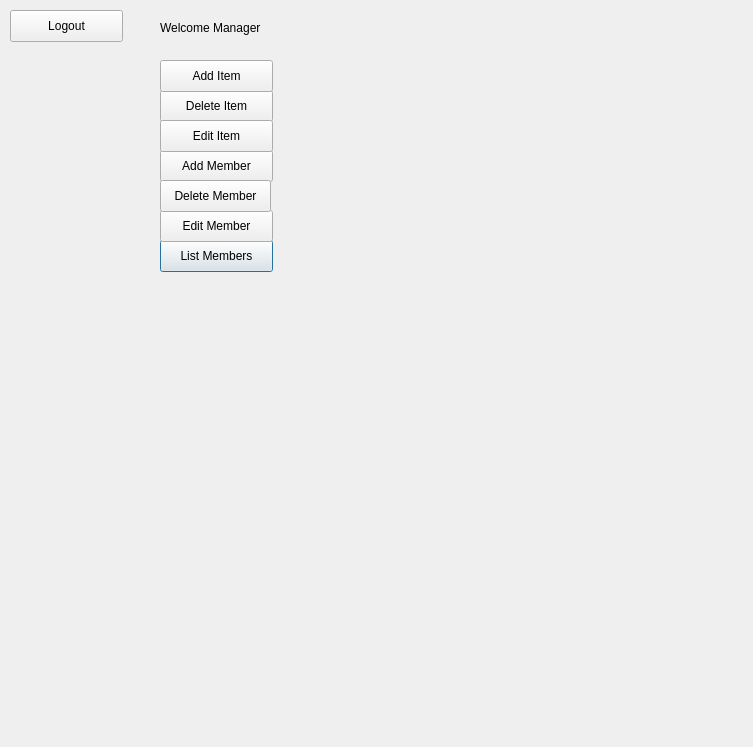
The window that QtGui/menuManager.ui (Tligtvoet/goat-bulk) describes before a commit, drawn with Qt 5.
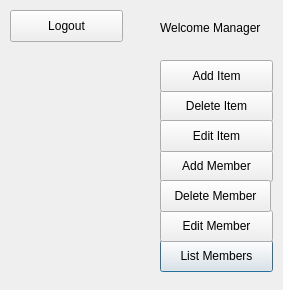
The same window after the commit.

```diff
--- a/QtGui/menuManager.ui
+++ b/QtGui/menuManager.ui
@@ -6,8 +6,8 @@
    <rect>
     <x>0</x>
     <y>0</y>
-    <width>753</width>
-    <height>747</height>
+    <width>283</width>
+    <height>290</height>
    </rect>
   </property>
   <property name="windowTitle">
```
